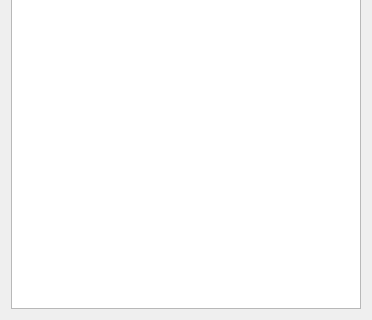
Above: src/Widget.ui from Ola-jed/QFlappyBird before the change; both pictures show x 0 to 372 and y 245 to 565 of the 372 by 565 pixel window. Below: the same form after it.
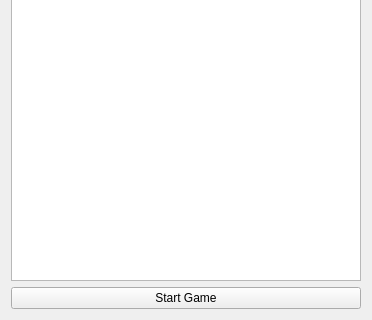
That is the form after the change. Icons and pictures are not drawn.

What changed in the file:
```diff
--- a/src/Widget.ui
+++ b/src/Widget.ui
@@ -21,6 +21,13 @@
    <item>
     <widget class="QGraphicsView" name="graphicsView"/>
    </item>
+   <item>
+    <widget class="QPushButton" name="startGameButton">
+     <property name="text">
+      <string>Start Game</string>
+     </property>
+    </widget>
+   </item>
   </layout>
  </widget>
  <resources>
```
